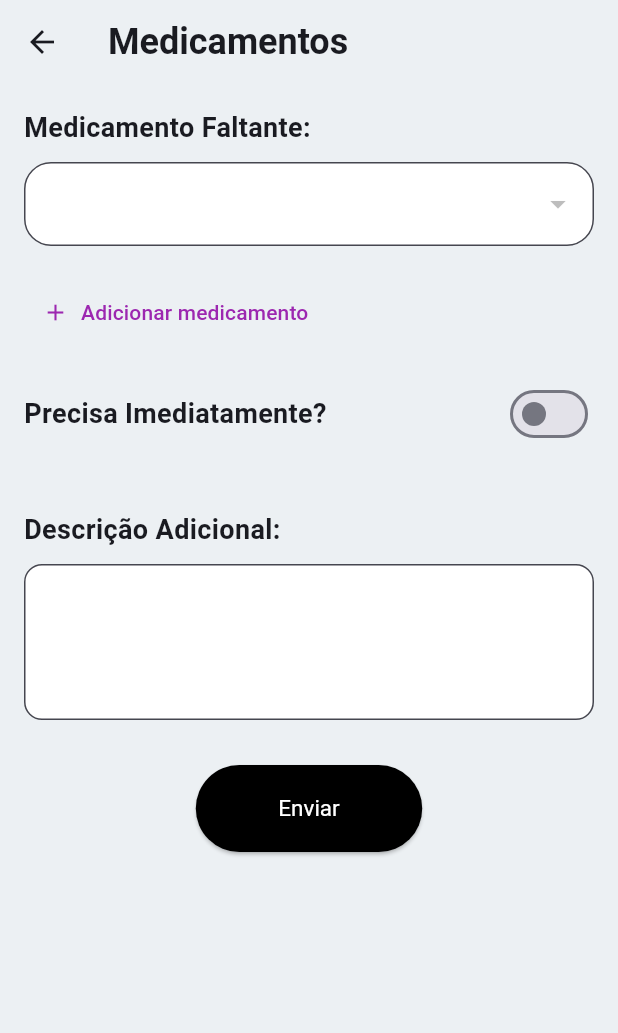
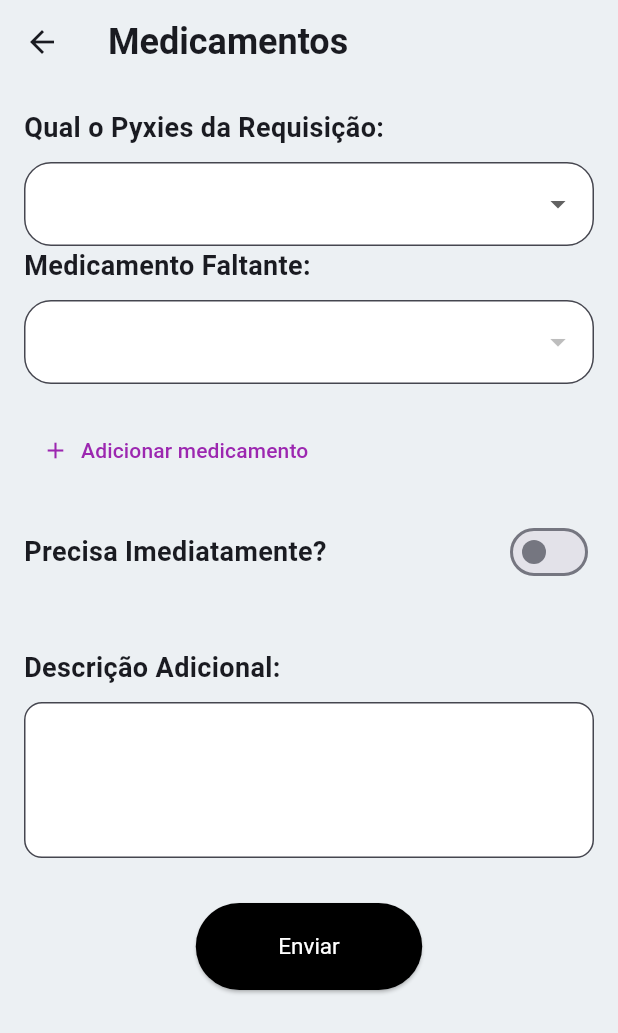
Before and after one commit to paulo-evangelista/pilltrackr, a Flutter app: the MedicineRequest screen opened directly, on a phone screen of 412 x 824 dp. Shown: the top 1033 px of the screen. Run offline on Flutter 3.47's test engine with Material 3 defaults, Android fonts, the phone set to English and light mode, and no system bars; our stand-ins replace dio, file_picker, flutter_chat_types, flutter_chat_ui, get, open_filex; network calls fail.

Commit message:
fix minor bugs (nursery flow)

```diff
--- a/src/frontend/lib/services/request_service.dart
+++ b/src/frontend/lib/services/request_service.dart
@@ -9,7 +9,7 @@ final dio = Dio(
       HttpHeaders.authorizationHeader: 'amanda',
       HttpHeaders.contentTypeHeader: 'application/json',
     },
-    connectTimeout: const Duration(seconds: 3),
+    connectTimeout: const Duration(seconds: 5),
   ),
 );
 
--- a/src/frontend/lib/views/nursery/medicine_request.dart
+++ b/src/frontend/lib/views/nursery/medicine_request.dart
@@ -9,6 +9,13 @@ class MedicineRequest extends StatefulWidget {
 }
 
 class _MedicineRequest extends State<MedicineRequest> {
+  //Pyxies List
+  final List<String> _pyxies = ['PX-004', 'PX-006', 'PX-008', 'PX-010', 'PX-012'];
+  String? _selectedPyxies;
+  int? _selectedPyxiesIndex;
+
+
+
   List<String> _medicines = [];
   Map<String, int> _medicineCodes = {}; // Map to hold medicine name and corresponding code
   String? _selectedMedicine;
@@ -40,6 +47,7 @@ class _MedicineRequest extends State<MedicineRequest> {
   Future<void> _sendRequest() async {
     String requestId = 'PR-0081P';
     String pyxisLocation = 'MS1347 - 14º Andar';
+    print(_selectedPyxies);
 
     if (_selectedMedicine == null || _productCode == null) {
       print('Medicamento ou código do produto não selecionado.');
@@ -89,6 +97,41 @@ class _MedicineRequest extends State<MedicineRequest> {
           child: Column(
             crossAxisAlignment: CrossAxisAlignment.start,
             children: [
+
+              const Text(
+                'Qual o Pyxies da Requisição:',
+                style: TextStyle(
+                  fontSize: 18,
+                  fontWeight: FontWeight.bold,
+                ),
+              ),
+              const SizedBox(height: 10),
+
+              DropdownButtonFormField<String>(
+                value: _selectedPyxies,
+                onChanged: (newValue) {
+                  setState(() {
+                    _selectedPyxies = newValue;
+                    _selectedPyxiesIndex = _pyxies.indexOf(newValue!);
+                    print('Selected Pyxies Index: $_selectedPyxiesIndex');
+                  });
+                },
+                items: _pyxies.map((pyxies) {
+                  return DropdownMenuItem(
+                    value: pyxies,
+                    child: Text(pyxies),
+                  );
+                }).toList(),
+                decoration: InputDecoration(
+                  border: OutlineInputBorder(
+                    borderRadius: BorderRadius.circular(18.0),
+                    borderSide: BorderSide(color: Colors.black, width: 3.0),
+                  ),
+                  filled: true,
+                  fillColor: Colors.white,
+                ),
+              ),
+
               const Text(
                 'Medicamento Faltante:',
                 style: TextStyle(
@@ -99,6 +142,7 @@ class _MedicineRequest extends State<MedicineRequest> {
               const SizedBox(height: 10),
 
               DropdownButtonFormField<String>(
+                isExpanded: true,
                 value: _selectedMedicine,
                 onChanged: (newValue) {
                   setState(() {
```
Also changed, not shown: src/frontend/lib/main.dart (+4 -4 lines).
